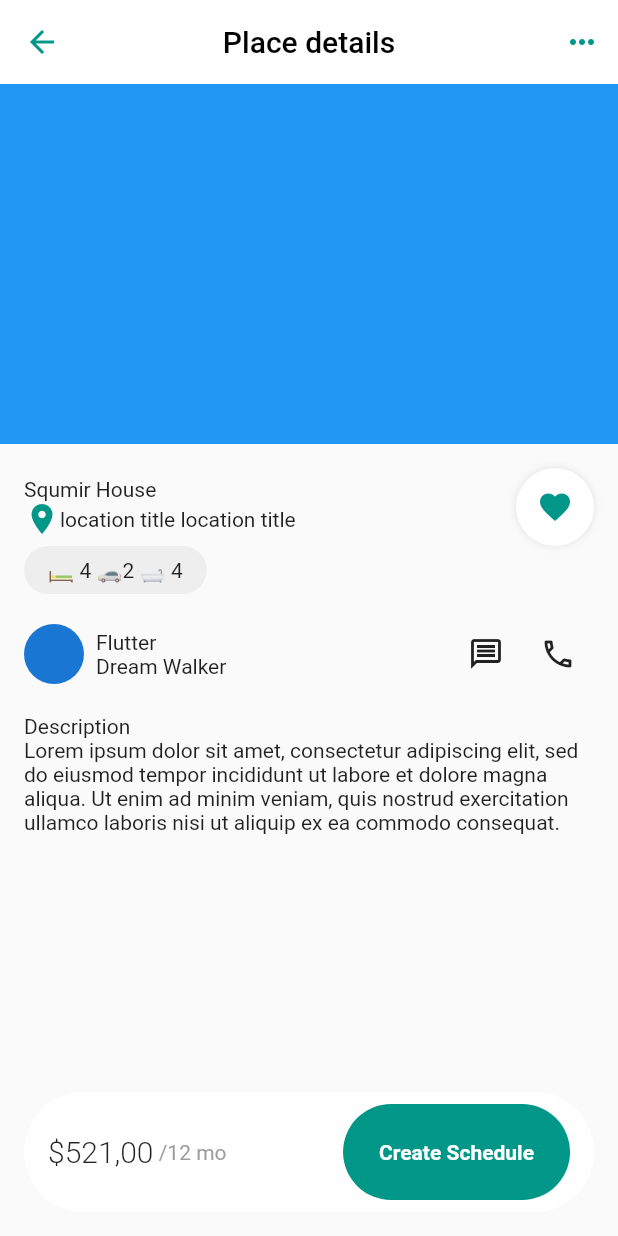
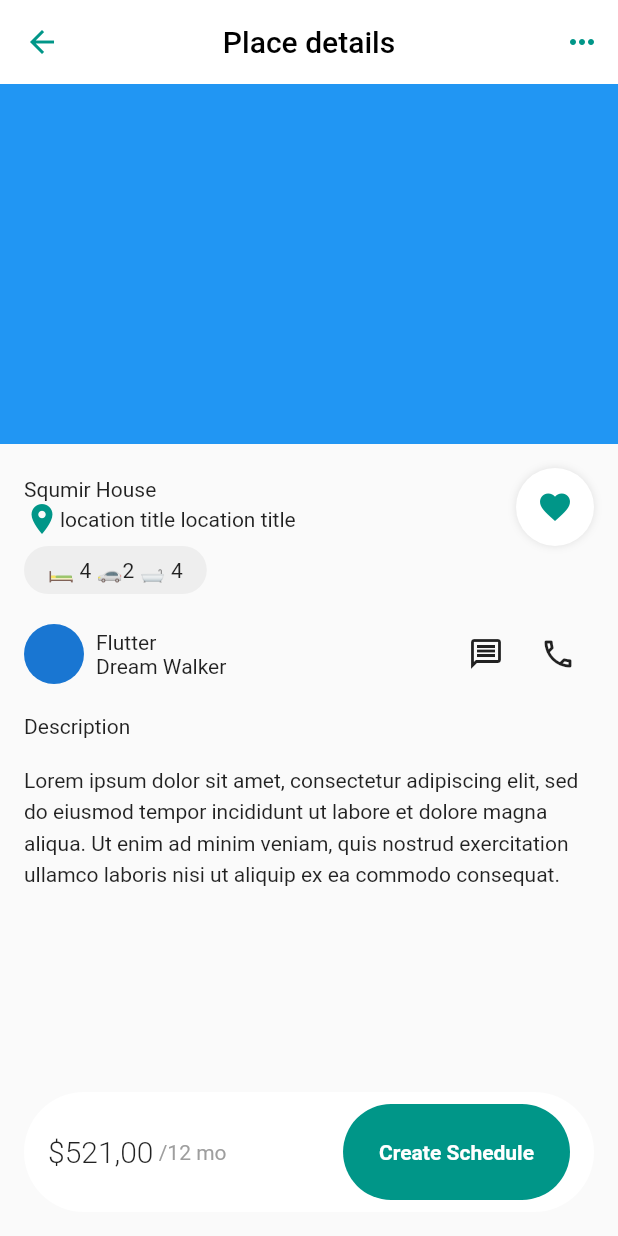
Before and after one commit to JAICHANGPARK/flutter_notebook_chapter_31, a Flutter app: the RealEstateDetailPage screen opened directly, on a phone screen of 412 x 824 dp. Run offline on Flutter 3.47's test engine with Material 2 defaults, Android fonts, the phone set to English and light mode, and no system bars.

Commit message:
Update real_estate_detail_page.dart

```diff
--- a/lib/ep1555_real_estate_app/view/real_estate_detail_page.dart
+++ b/lib/ep1555_real_estate_app/view/real_estate_detail_page.dart
@@ -129,9 +129,13 @@ class _RealEstateDetailPageState extends State<RealEstateDetailPage> {
                           ),
                         ),
                         Text("Description"),
-
-                        Text(
-                            "Lorem ipsum dolor sit amet, consectetur adipiscing elit, sed do eiusmod tempor incididunt ut labore et dolore magna aliqua. Ut enim ad minim veniam, quis nostrud exercitation ullamco laboris nisi ut aliquip ex ea commodo consequat."),
+                        Padding(
+                          padding: const EdgeInsets.symmetric(vertical: 16),
+                          child: Text(
+                            "Lorem ipsum dolor sit amet, consectetur adipiscing elit, sed do eiusmod tempor incididunt ut labore et dolore magna aliqua. Ut enim ad minim veniam, quis nostrud exercitation ullamco laboris nisi ut aliquip ex ea commodo consequat.",
+                            style: TextStyle(height: 1.5),
+                          ),
+                        ),
                       ],
                     ),
                   ),
```
